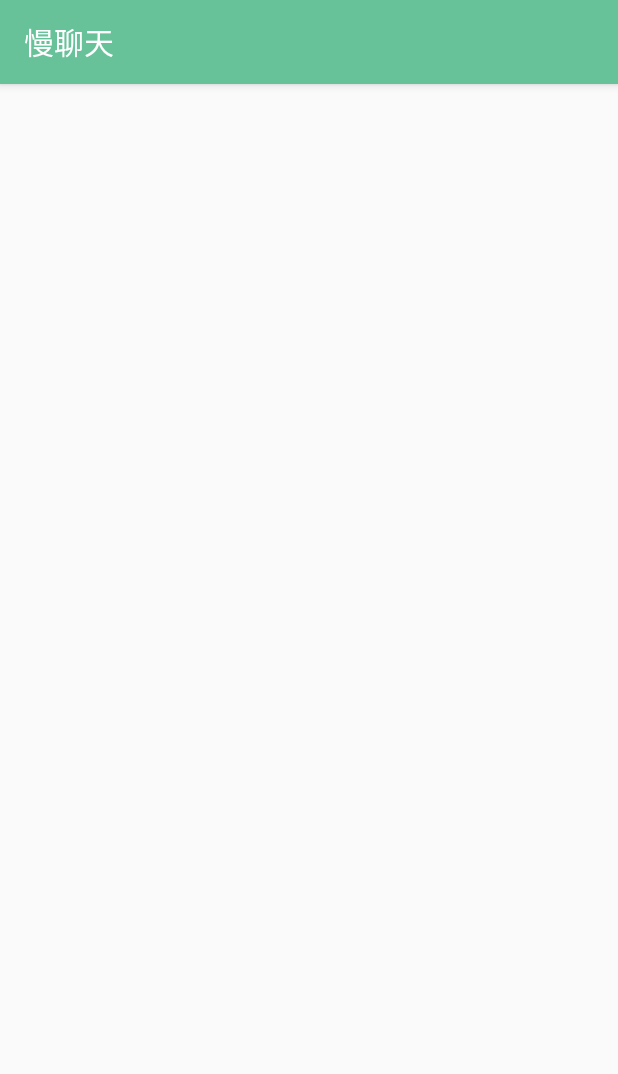
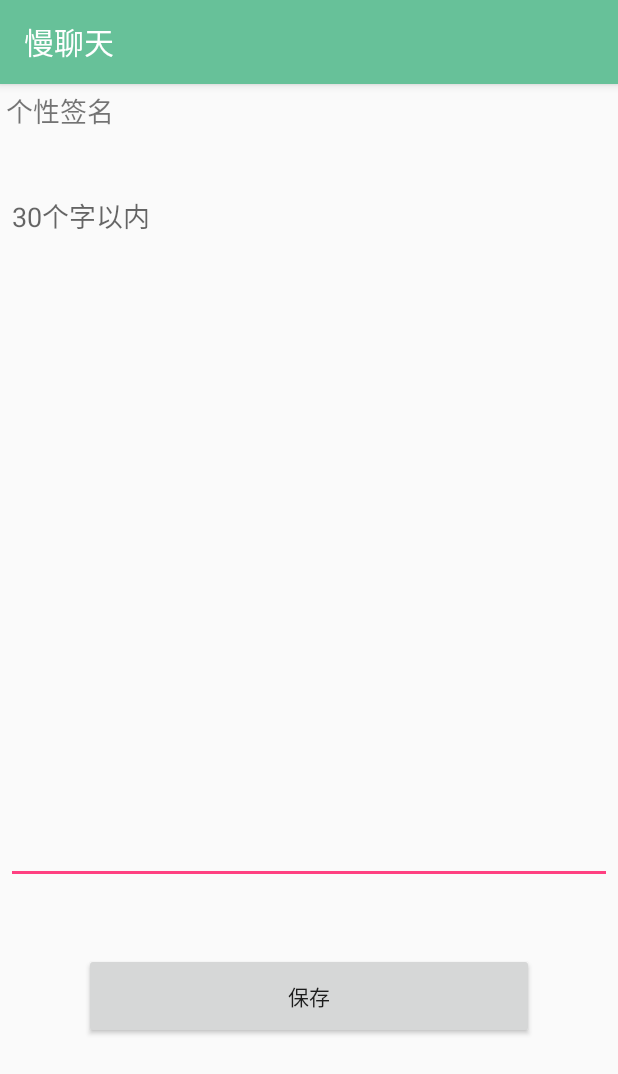
Before and after one commit to android-app-development-course/17_SlowChat, an Android app: the PersonalInformationUpdateUserSignature screen opened directly, with no data from a screen before it, on a phone screen of 412 x 824 dp. Shown: the top 1074 px of the screen. Run offline under Robolectric (Android 15) with nearby library versions, the phone set to English and light mode, and no system bars; our stand-ins replace CircleImageView.

Commit message:
添加修改用户个性签名功能

```diff
--- a/code/SlowChat/app/src/main/java/com/example/dell/slowchat/PersonalInformation/PersonalInformationUpdateUserSignature.java
+++ b/code/SlowChat/app/src/main/java/com/example/dell/slowchat/PersonalInformation/PersonalInformationUpdateUserSignature.java
@@ -1,15 +1,74 @@
 package com.example.dell.slowchat.PersonalInformation;
 
+import android.content.Intent;
 import android.support.v7.app.AppCompatActivity;
 import android.os.Bundle;
+import android.view.View;
+import android.widget.Button;
+import android.widget.EditText;
 
 import com.example.dell.slowchat.R;
 
-public class PersonalInformationUpdateUserSignature extends AppCompatActivity {
+public class PersonalInformationUpdateUserSignature extends AppCompatActivity implements View.OnClickListener{
+
+    //声明控件
+    private EditText signatureEditText;
+    private Button saveButton;
+
+    //声明变量对象
+    private String signature;
 
     @Override
     protected void onCreate(Bundle savedInstanceState) {
         super.onCreate(savedInstanceState);
         setContentView(R.layout.personal_information_update_user_signature);
+
+
+        initView();
+        initListener();
+        initObject();
     }
+
+    //初始化对象
+    private void initObject()
+    {
+        Intent intent = getIntent();
+        signature = intent.getStringExtra("userSignature");
+        signatureEditText.setText(signature);
+    }
+
+    //初始化视图
+    private void initView()
+    {
+        signatureEditText = (EditText) findViewById(R.id.personal_info_update_signature_editText);
+        saveButton = (Button) findViewById(R.id.personal_info_update_signature_btn);
+    }
+
+    //初始化监听器
+    private void initListener()
+    {
+        saveButton.setOnClickListener(this);
+    }
+
+    public void onClick(View view)
+    {
+        switch(view.getId())
+        {
+            case R.id.personal_info_update_signature_btn:
+                clickSave();
+                break;
+
+        }
+    }
+
+    private void clickSave()
+    {
+        Intent intent = new Intent();
+        intent.putExtra("userSignature", signatureEditText.getText().toString());
+        setResult(2, intent);
+        finish();
+    }
+
+
+
 }
--- a/code/SlowChat/app/src/main/res/drawable/chat_manage_send_msg_rounded_button.xml
+++ b/code/SlowChat/app/src/main/res/drawable/chat_manage_send_msg_rounded_button.xml
@@ -3,7 +3,7 @@
     xmlns:android="http://schemas.android.com/apk/res/android"
     android:shape="rectangle">
     <!-- 填充的颜色 -->
-    <solid android:color="@color/loginButton" />
+    <solid android:color="@color/Button" />
     <!-- 设置按钮的四个角为弧形 -->
     <!-- android:radius 弧形的半径 -->
     <corners android:radius="5dip" />
--- a/code/SlowChat/app/src/main/res/drawable/login_rounded_button.xml
+++ b/code/SlowChat/app/src/main/res/drawable/login_rounded_button.xml
@@ -3,7 +3,7 @@
     xmlns:android="http://schemas.android.com/apk/res/android"
     android:shape="rectangle">
     <!-- 填充的颜色 -->
-    <solid android:color="@color/loginButton" />
+    <solid android:color="@color/Button" />
     <!-- 设置按钮的四个角为弧形 -->
     <!-- android:radius 弧形的半径 -->
     <corners android:radius="5dip" />
--- a/code/SlowChat/app/src/main/res/layout/chat_manage_chat.xml
+++ b/code/SlowChat/app/src/main/res/layout/chat_manage_chat.xml
@@ -27,7 +27,7 @@
             android:background="@drawable/chat_manage_bg_et"
             android:ems="10"
             android:inputType="text"
-            android:textColor="@color/loginNormalText">
+            android:textColor="@color/NormalText">
 
             <requestFocus />
         </EditText>
--- a/code/SlowChat/app/src/main/res/layout/chat_manage_chat_content.xml
+++ b/code/SlowChat/app/src/main/res/layout/chat_manage_chat_content.xml
@@ -33,7 +33,7 @@
             android:background="@drawable/chat_manage_bg_et"
             android:ems="10"
             android:inputType="text"
-            android:textColor="@color/loginNormalText">
+            android:textColor="@color/NormalText">
 
             <requestFocus />
         </EditText>
--- a/code/SlowChat/app/src/main/res/layout/personal_information_update_user_signature.xml
+++ b/code/SlowChat/app/src/main/res/layout/personal_information_update_user_signature.xml
@@ -6,4 +6,65 @@
     android:layout_height="match_parent"
     tools:context="com.example.dell.slowchat.PersonalInformation.PersonalInformationUpdateUserSignature">
 
+    <TextView
+        android:id="@+id/personal_info_update_signature_textView"
+        android:layout_width="0dp"
+        android:layout_height="0dp"
+        android:layout_marginBottom="4dp"
+        android:layout_marginEnd="4dp"
+        android:layout_marginStart="4dp"
+        android:layout_marginTop="4dp"
+        android:text="个性签名"
+        android:textSize="18sp"
+        app:layout_constraintBottom_toTopOf="@+id/guideline12"
+        app:layout_constraintEnd_toEndOf="parent"
+        app:layout_constraintStart_toStartOf="parent"
+        app:layout_constraintTop_toTopOf="parent" />
+
+    <android.support.constraint.Guideline
+        android:id="@+id/guideline12"
+        android:layout_width="wrap_content"
+        android:layout_height="wrap_content"
+        android:orientation="horizontal"
+        app:layout_constraintGuide_begin="60dp" />
+
+    <EditText
+        android:id="@+id/personal_info_update_signature_editText"
+        android:layout_width="0dp"
+        android:layout_height="0dp"
+        android:layout_marginBottom="4dp"
+        android:layout_marginEnd="4dp"
+        android:layout_marginStart="4dp"
+        android:layout_marginTop="4dp"
+        android:ems="10"
+        android:hint="30个字以内"
+        android:textSize="18sp"
+        android:gravity="top"
+        app:layout_constraintBottom_toTopOf="@+id/guideline13"
+        app:layout_constraintEnd_toEndOf="parent"
+        app:layout_constraintStart_toStartOf="parent"
+        app:layout_constraintTop_toTopOf="@+id/guideline12" />
+
+    <android.support.constraint.Guideline
+        android:id="@+id/guideline13"
+        android:layout_width="wrap_content"
+        android:layout_height="wrap_content"
+        android:orientation="horizontal"
+        app:layout_constraintGuide_percent="0.7" />
+
+    <Button
+        android:id="@+id/personal_info_update_signature_btn"
+        android:layout_width="300dp"
+        android:layout_height="57dp"
+        android:layout_marginBottom="8dp"
+        android:layout_marginEnd="8dp"
+        android:layout_marginStart="8dp"
+        android:layout_marginTop="8dp"
+        android:text="保存"
+        app:layout_constraintBottom_toBottomOf="parent"
+        app:layout_constraintEnd_toEndOf="parent"
+        app:layout_constraintHorizontal_bias="0.497"
+        app:layout_constraintStart_toStartOf="parent"
+        app:layout_constraintTop_toTopOf="@+id/guideline13"
+        app:layout_constraintVertical_bias="0.214" />
 </android.support.constraint.ConstraintLayout>
--- a/code/SlowChat/app/src/main/res/values/colors.xml
+++ b/code/SlowChat/app/src/main/res/values/colors.xml
@@ -18,8 +18,8 @@
 
 
     <!--登录-->
-    <color name="loginNormalText">#050505</color>
-    <color name="loginButton">#a8e9c4</color>
+    <color name="NormalText">#050505</color>
+    <color name="Button">#a8e9c4</color>
 
     <!--注册-->
     <color name="registerButton">#91ebb7</color>
```
Also changed, not shown: code/SlowChat/app/src/main/java/com/example/dell/slowchat/PersonalInformation/PersonalInformationDetail.java (+41 -11 lines), code/SlowChat/app/src/main/res/layout/activity_register.xml (+4 -4 lines), code/SlowChat/app/src/main/res/layout/login_content.xml (+4 -4 lines).
